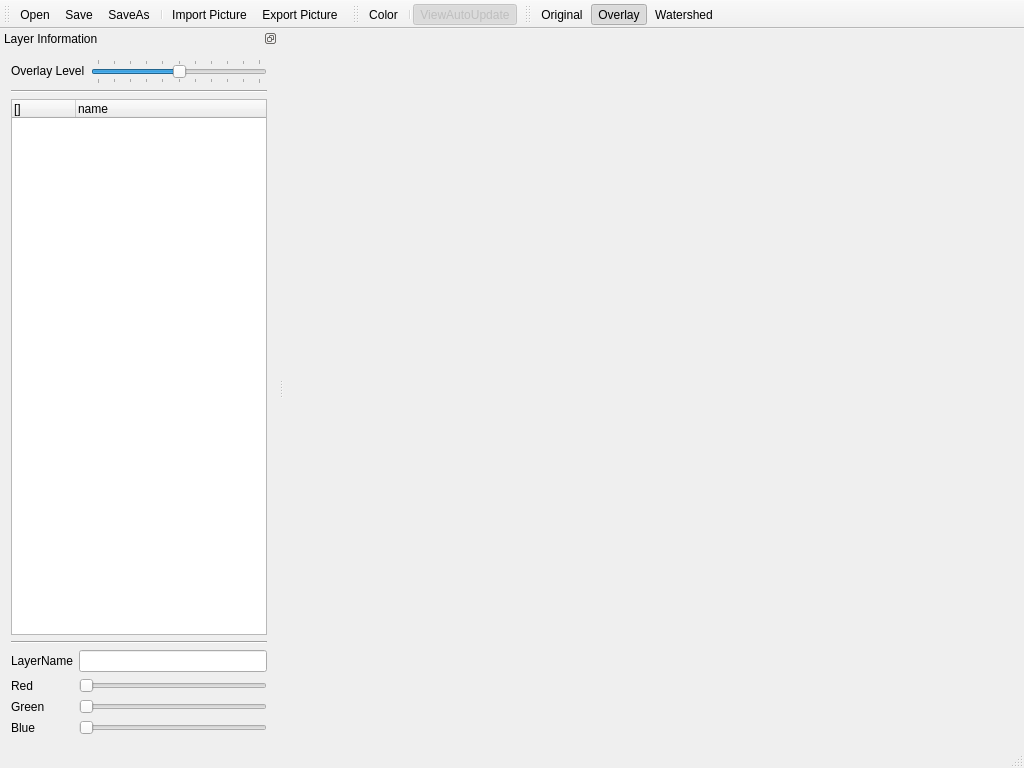
The window that ui_main_window.ui (MizunagiKB/watershed_layer) describes before a commit, drawn with Qt 5.
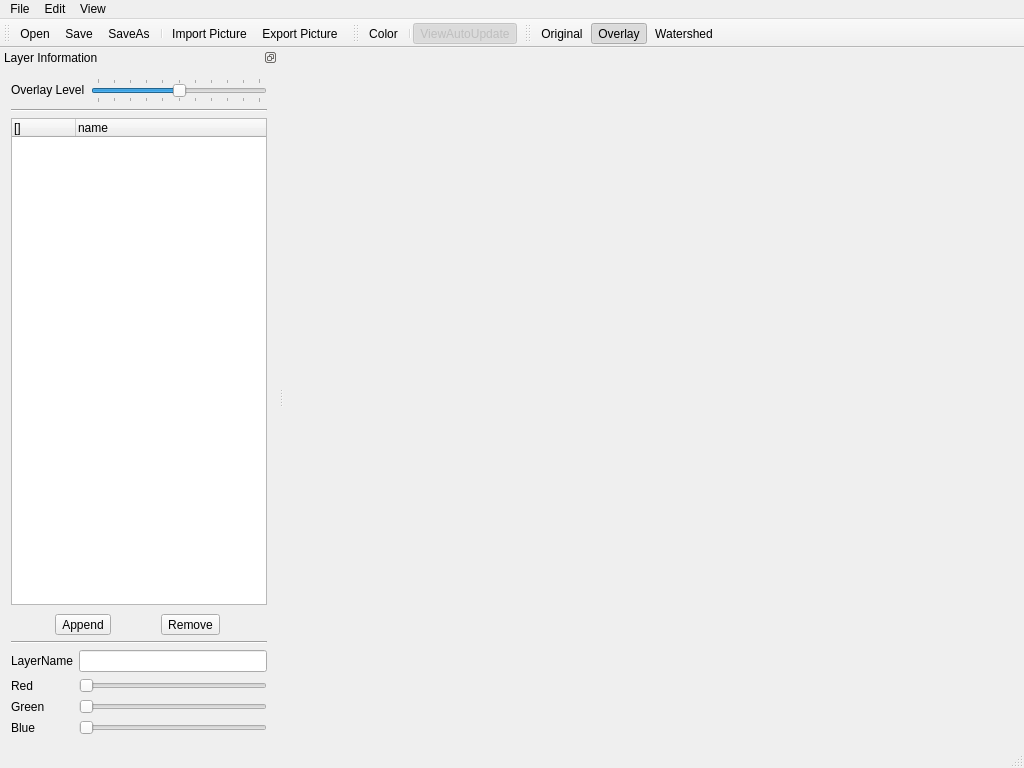
The same window after the commit. Icons and pictures are not drawn.

```diff
--- a/ui_main_window.ui
+++ b/ui_main_window.ui
@@ -103,7 +103,7 @@
           <enum>QSlider::TicksBothSides</enum>
          </property>
          <property name="tickInterval">
-          <number>0</number>
+          <number>10</number>
          </property>
         </widget>
        </item>
@@ -175,6 +175,50 @@
        </column>
       </widget>
      </item>
+     <item>
+      <layout class="QHBoxLayout" name="horizontalLayout">
+       <property name="topMargin">
+        <number>3</number>
+       </property>
+       <property name="rightMargin">
+        <number>3</number>
+       </property>
+       <item>
+        <widget class="QToolButton" name="tb_layer_append">
+         <property name="statusTip">
+          <string>レイヤーの追加</string>
+         </property>
+         <property name="text">
+          <string>Append</string>
+         </property>
+         <property name="icon">
+          <iconset resource="resource.qrc">
+           <normaloff>:/res/res/add.png</normaloff>:/res/res/add.png</iconset>
+         </property>
+         <property name="toolButtonStyle">
+          <enum>Qt::ToolButtonTextBesideIcon</enum>
+         </property>
+        </widget>
+       </item>
+       <item>
+        <widget class="QToolButton" name="tb_layer_remove">
+         <property name="statusTip">
+          <string>レイヤーの削除</string>
+         </property>
+         <property name="text">
+          <string>Remove</string>
+         </property>
+         <property name="icon">
+          <iconset resource="resource.qrc">
+           <normaloff>:/res/res/delete.png</normaloff>:/res/res/delete.png</iconset>
+         </property>
+         <property name="toolButtonStyle">
+          <enum>Qt::ToolButtonTextBesideIcon</enum>
+         </property>
+        </widget>
+       </item>
+      </layout>
+     </item>
      <item>
       <widget class="Line" name="line">
        <property name="orientation">
@@ -362,6 +406,46 @@
    <addaction name="action_ViewOverlay"/>
    <addaction name="action_ViewWatershed"/>
   </widget>
+  <widget class="QMenuBar" name="menuBar">
+   <property name="geometry">
+    <rect>
+     <x>0</x>
+     <y>0</y>
+     <width>1024</width>
+     <height>22</height>
+    </rect>
+   </property>
+   <widget class="QMenu" name="menuFile">
+    <property name="title">
+     <string>File</string>
+    </property>
+    <addaction name="action_FileOpen"/>
+    <addaction name="separator"/>
+    <addaction name="action_FileImportPicture"/>
+    <addaction name="action_FileExportPicture"/>
+    <addaction name="action_FileSave"/>
+    <addaction name="action_FileSaveAs"/>
+    <addaction name="separator"/>
+    <addaction name="action_FileQuit"/>
+   </widget>
+   <widget class="QMenu" name="menuEdit">
+    <property name="title">
+     <string>Edit</string>
+    </property>
+    <addaction name="action_EditColor"/>
+   </widget>
+   <widget class="QMenu" name="menuView">
+    <property name="title">
+     <string>View</string>
+    </property>
+    <addaction name="action_ViewOriginal"/>
+    <addaction name="action_ViewOverlay"/>
+    <addaction name="action_ViewWatershed"/>
+   </widget>
+   <addaction name="menuFile"/>
+   <addaction name="menuEdit"/>
+   <addaction name="menuView"/>
+  </widget>
   <action name="action_FileOpen">
    <property name="icon">
     <iconset resource="resource.qrc">
```
Left out of the diff: 63 changed lines with no effect on the pictures.
